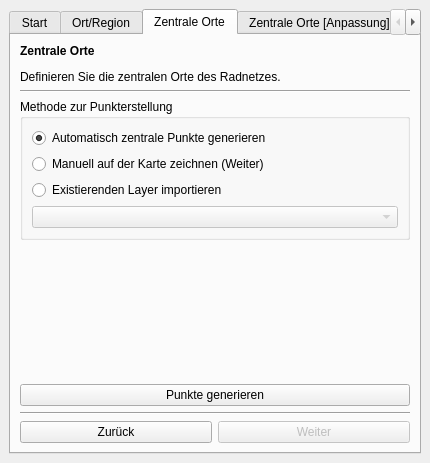
Old version of the form visionvelo_digirad_dockwidget.ui in the repository ohrie/DigiRad.
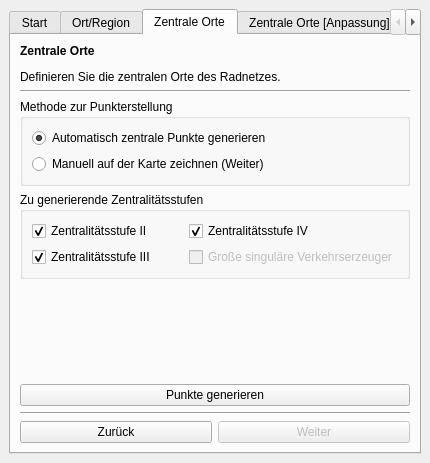
New version of the form. The open tabs and pages were chosen to show the change. Icons and pictures are not drawn. Custom widgets are drawn as their Qt base class.

What changed in the file:
```diff
--- a/visionvelo_digirad_dockwidget.ui
+++ b/visionvelo_digirad_dockwidget.ui
@@ -362,25 +362,63 @@
                </property>
               </widget>
              </item>
-             <item>
-              <widget class="QRadioButton" name="centerImportRadioButton">
-               <property name="text">
-                <string>Existierenden Layer importieren</string>
-               </property>
-              </widget>
-             </item>
-             <item>
-              <widget class="QgsMapLayerComboBox" name="centersMapLayerSelection">
-               <property name="enabled">
-                <bool>false</bool>
-               </property>
-              </widget>
-             </item>
             </layout>
            </widget>
           </item>
          </layout>
         </item>
+        <item>
+         <widget class="QGroupBox" name="centralLOCBox">
+          <property name="title">
+           <string>Zu generierende Zentralitätsstufen</string>
+          </property>
+          <layout class="QGridLayout" name="gridLayout_3">
+           <item row="0" column="0">
+            <widget class="QCheckBox" name="centerLOC2Check">
+             <property name="text">
+              <string>Zentralitätsstufe II</string>
+             </property>
+             <property name="checked">
+              <bool>true</bool>
+             </property>
+            </widget>
+           </item>
+           <item row="1" column="0">
+            <widget class="QCheckBox" name="centerLOC3Check">
+             <property name="text">
+              <string>Zentralitätsstufe III</string>
+             </property>
+             <property name="checked">
+              <bool>true</bool>
+             </property>
+            </widget>
+           </item>
+           <item row="0" column="1">
+            <widget class="QCheckBox" name="centerLOC4Check">
+             <property name="text">
+              <string>Zentralitätsstufe IV</string>
+             </property>
+             <property name="checked">
+              <bool>true</bool>
+             </property>
+            </widget>
+           </item>
+           <item row="1" column="1">
+            <widget class="QCheckBox" name="centerLOCSingleCheck">
+             <property name="enabled">
+              <bool>false</bool>
+             </property>
+             <property name="text">
+              <string>Große singuläre Verkehrserzeuger</string>
+             </property>
+             <property name="checked">
+              <bool>false</bool>
+             </property>
+            </widget>
+           </item>
+          </layout>
+         </widget>
+        </item>
         <item>
          <spacer name="verticalSpacer_2">
           <property name="orientation">
```
Left out of the diff: 40 changed lines with no effect on the pictures.
